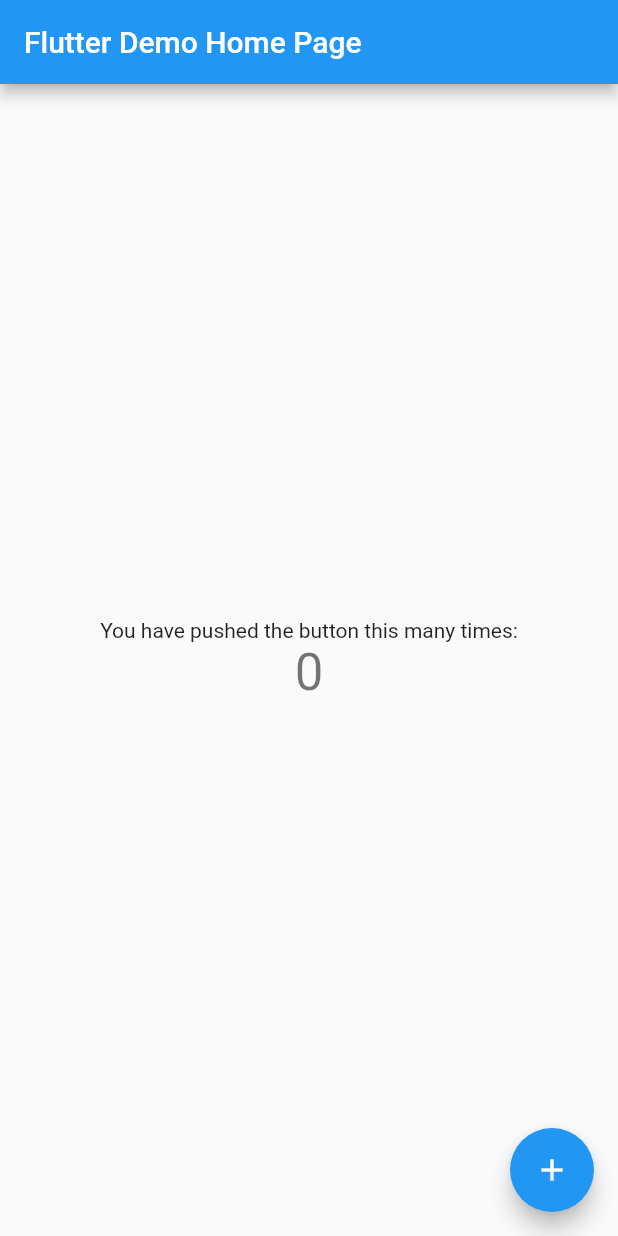
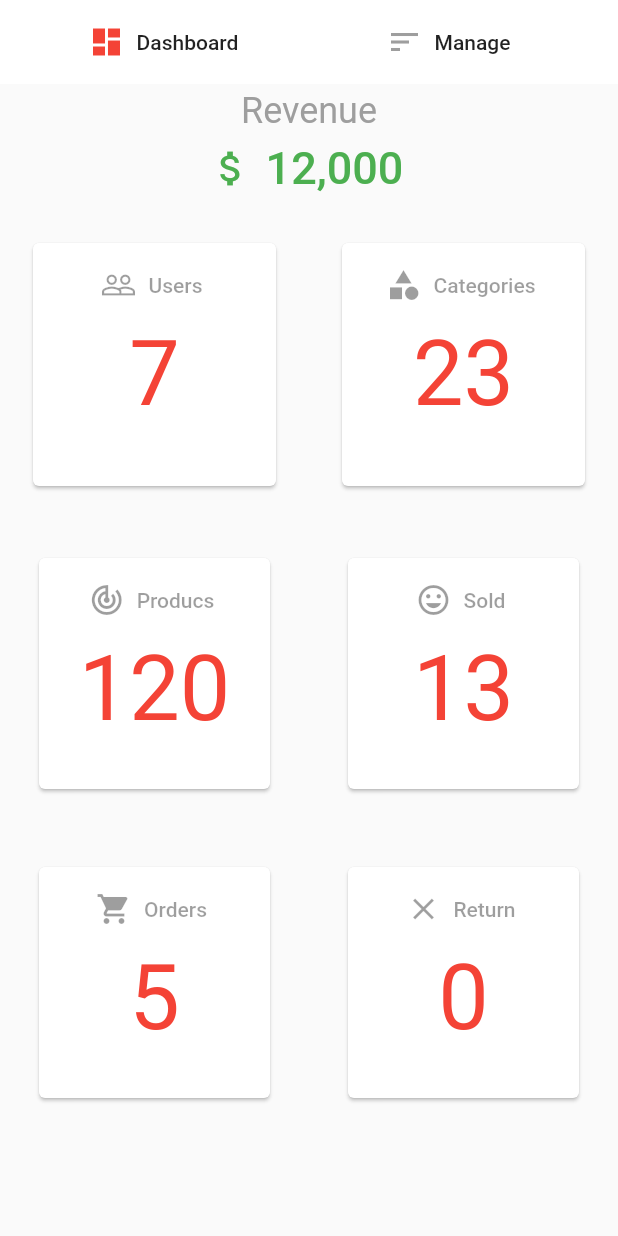
Before and after one commit to ExequielWiedermann/Pruebas, a Flutter app: the screen it shows after launch, on a phone screen of 412 x 824 dp. Run offline on Flutter 3.47's test engine with Material 2 defaults, Android fonts, the phone set to English and light mode, and no system bars; our stand-ins replace cloud_firestore, fluttertoast; accounts and stored records are empty.

Commit message:
Creando la administración del proyecto

```diff
--- /dev/null
+++ b/lib/db/brand.dart
@@ -0,0 +1,13 @@
+import 'package:cloud_firestore/cloud_firestore.dart';
+import 'package:uuid/uuid.dart';
+
+class BrandService{
+  Firestore _firestore = Firestore.instance;
+
+  void createBrand(String name){
+    var id = Uuid();
+    String brandId = id.v1();
+
+    _firestore.collection('brands').document(brandId).setData({'brand': name});
+  }
+}
--- /dev/null
+++ b/lib/db/category.dart
@@ -0,0 +1,13 @@
+import 'package:cloud_firestore/cloud_firestore.dart';
+import 'package:uuid/uuid.dart';
+
+class CategoryService{
+  Firestore _firestore = Firestore.instance;
+
+  void createCategory(String name){
+    var id = Uuid();
+    String categoryId = id.v1();
+
+    _firestore.collection('categoria').document(categoryId).setData({'categoria': name});
+  }
+}
--- a/lib/main.dart
+++ b/lib/main.dart
@@ -1,111 +1,9 @@
 import 'package:flutter/material.dart';
+import 'package:app_portal/screens/admin.dart';
 
-void main() => runApp(MyApp());
-
-class MyApp extends StatelessWidget {
-  // This widget is the root of your application.
-  @override
-  Widget build(BuildContext context) {
-    return MaterialApp(
-      title: 'Flutter Demo',
-      theme: ThemeData(
-        // This is the theme of your application.
-        //
-        // Try running your application with "flutter run". You'll see the
-        // application has a blue toolbar. Then, without quitting the app, try
-        // changing the primarySwatch below to Colors.green and then invoke
-        // "hot reload" (press "r" in the console where you ran "flutter run",
-        // or simply save your changes to "hot reload" in a Flutter IDE).
-        // Notice that the counter didn't reset back to zero; the application
-        // is not restarted.
-        primarySwatch: Colors.blue,
-      ),
-      home: MyHomePage(title: 'Flutter Demo Home Page'),
-    );
-  }
+void main(){
+  runApp(MaterialApp(
+    debugShowCheckedModeBanner: false,
+    home: Admin(),
+  ));
 }
-
-class MyHomePage extends StatefulWidget {
-  MyHomePage({Key key, this.title}) : super(key: key);
-
-  // This widget is the home page of your application. It is stateful, meaning
-  // that it has a State object (defined below) that contains fields that affect
-  // how it looks.
-
-  // This class is the configuration for the state. It holds the values (in this
-  // case the title) provided by the parent (in this case the App widget) and
-  // used by the build method of the State. Fields in a Widget subclass are
-  // always marked "final".
-
-  final String title;
-
-  @override
-  _MyHomePageState createState() => _MyHomePageState();
-}
-
-class _MyHomePageState extends State<MyHomePage> {
-  int _counter = 0;
-
-  void _incrementCounter() {
-    setState(() {
-      // This call to setState tells the Flutter framework that something has
-      // changed in this State, which causes it to rerun the build method below
-      // so that the display can reflect the updated values. If we changed
-      // _counter without calling setState(), then the build method would not be
-      // called again, and so nothing would appear to happen.
-      _counter++;
-    });
-  }
-
-  @override
-  Widget build(BuildContext context) {
-    // This method is rerun every time setState is called, for instance as done
-    // by the _incrementCounter method above.
-    //
-    // The Flutter framework has been optimized to make rerunning build methods
-    // fast, so that you can just rebuild anything that needs updating rather
-    // than having to individually change instances of widgets.
-    return Scaffold(
-      appBar: AppBar(
-        // Here we take the value from the MyHomePage object that was created by
-        // the App.build method, and use it to set our appbar title.
-        title: Text(widget.title),
-      ),
-      body: Center(
-        // Center is a layout widget. It takes a single child and positions it
-        // in the middle of the parent.
-        child: Column(
-          // Column is also a layout widget. It takes a list of children and
-          // arranges them vertically. By default, it sizes itself to fit its
-          // children horizontally, and tries to be as tall as its parent.
-          //
-          // Invoke "debug painting" (press "p" in the console, choose the
-          // "Toggle Debug Paint" action from the Flutter Inspector in Android
-          // Studio, or the "Toggle Debug Paint" command in Visual Studio Code)
-          // to see the wireframe for each widget.
-          //
-          // Column has various properties to control how it sizes itself and
-          // how it positions its children. Here we use mainAxisAlignment to
-          // center the children vertically; the main axis here is the vertical
-          // axis because Columns are vertical (the cross axis would be
-          // horizontal).
-          mainAxisAlignment: MainAxisAlignment.center,
-          children: <Widget>[
-            Text(
-              'You have pushed the button this many times:',
-            ),
-            Text(
-              '$_counter',
-              style: Theme.of(context).textTheme.display1,
-            ),
-          ],
-        ),
-      ),
-      floatingActionButton: FloatingActionButton(
-        onPressed: _incrementCounter,
-        tooltip: 'Increment',
-        child: Icon(Icons.add),
-      ), // This trailing comma makes auto-formatting nicer for build methods.
-    );
-  }
-}
--- /dev/null
+++ b/lib/screens/admin.dart
@@ -0,0 +1,305 @@
+import 'package:flutter/material.dart';
+import 'package:fluttertoast/fluttertoast.dart';
+import '../db/category.dart';
+import '../db/brand.dart';
+
+enum Page { dashboard, manage }
+
+class Admin extends StatefulWidget {
+  @override
+  _AdminState createState() => _AdminState();
+}
+
+class _AdminState extends State<Admin> {
+  Page _selectedPage = Page.dashboard;
+  MaterialColor active = Colors.red;
+  MaterialColor notActive = Colors.grey;
+  TextEditingController categoryController = TextEditingController();
+  TextEditingController brandController = TextEditingController();
+  GlobalKey<FormState> _categoryFormKey = GlobalKey();
+  GlobalKey<FormState> _brandFormKey = GlobalKey();
+  BrandService _brandService = BrandService();
+  CategoryService _categoryService = CategoryService();
+
+
+
+  @override
+  Widget build(BuildContext context) {
+    return Scaffold(
+        appBar: AppBar(
+          title: Row(
+            children: <Widget>[
+              Expanded(
+                  child: FlatButton.icon(
+                      onPressed: () {
+                        setState(() => _selectedPage = Page.dashboard);
+                      },
+                      icon: Icon(
+                        Icons.dashboard,
+                        color: _selectedPage == Page.dashboard
+                            ? active
+                            : notActive,
+                      ),
+                      label: Text('Dashboard'))),
+              Expanded(
+                  child: FlatButton.icon(
+                      onPressed: () {
+                        setState(() => _selectedPage = Page.manage);
+                      },
+                      icon: Icon(
+                        Icons.sort,
+                        color:
+                        _selectedPage == Page.manage ? active : notActive,
+                      ),
+                      label: Text('Manage'))),
+            ],
+          ),
+          elevation: 0.0,
+          backgroundColor: Colors.white,
+        ),
+        body: _loadScreen());
+  }
+
+  Widget _loadScreen() {
+    switch (_selectedPage) {
+      case Page.dashboard:
+        return Column(
+          children: <Widget>[
+            ListTile(
+              subtitle: FlatButton.icon(
+                onPressed: null,
+                icon: Icon(
+                  Icons.attach_money,
+                  size: 30.0,
+                  color: Colors.green,
+                ),
+                label: Text('12,000',
+                    textAlign: TextAlign.center,
+                    style: TextStyle(fontSize: 30.0, color: Colors.green)),
+              ),
+              title: Text(
+                'Revenue',
+                textAlign: TextAlign.center,
+                style: TextStyle(fontSize: 24.0, color: Colors.grey),
+              ),
+            ),
+            Expanded(
+              child: GridView(
+                gridDelegate: SliverGridDelegateWithFixedCrossAxisCount(
+                    crossAxisCount: 2),
+                children: <Widget>[
+                  Padding(
+                    padding: const EdgeInsets.all(18.0),
+                    child: Card(
+                      child: ListTile(
+                          title: FlatButton.icon(
+                              onPressed: null,
+                              icon: Icon(Icons.people_outline),
+                              label: Text("Users")),
+                          subtitle: Text(
+                            '7',
+                            textAlign: TextAlign.center,
+                            style: TextStyle(color: active, fontSize: 60.0),
+                          )),
+                    ),
+                  ),
+                  Padding(
+                    padding: const EdgeInsets.all(18.0),
+                    child: Card(
+                      child: ListTile(
+                          title: FlatButton.icon(
+                              onPressed: null,
+                              icon: Icon(Icons.category),
+                              label: Text("Categories")),
+                          subtitle: Text(
+                            '23',
+                            textAlign: TextAlign.center,
+                            style: TextStyle(color: active, fontSize: 60.0),
+                          )),
+                    ),
+                  ),
+                  Padding(
+                    padding: const EdgeInsets.all(22.0),
+                    child: Card(
+                      child: ListTile(
+                          title: FlatButton.icon(
+                              onPressed: null,
+                              icon: Icon(Icons.track_changes),
+                              label: Text("Producs")),
+                          subtitle: Text(
+                            '120',
+                            textAlign: TextAlign.center,
+                            style: TextStyle(color: active, fontSize: 60.0),
+                          )),
+                    ),
+                  ),
+                  Padding(
+                    padding: const EdgeInsets.all(22.0),
+                    child: Card(
+                      child: ListTile(
+                          title: FlatButton.icon(
+                              onPressed: null,
+                              icon: Icon(Icons.tag_faces),
+                              label: Text("Sold")),
+                          subtitle: Text(
+                            '13',
+                            textAlign: TextAlign.center,
+                            style: TextStyle(color: active, fontSize: 60.0),
+                          )),
+                    ),
+                  ),
+                  Padding(
+                    padding: const EdgeInsets.all(22.0),
+                    child: Card(
+                      child: ListTile(
+                          title: FlatButton.icon(
+                              onPressed: null,
+                              icon: Icon(Icons.shopping_cart),
+                              label: Text("Orders")),
+                          subtitle: Text(
+                            '5',
+                            textAlign: TextAlign.center,
+                            style: TextStyle(color: active, fontSize: 60.0),
+                          )),
+                    ),
+                  ),
+                  Padding(
+                    padding: const EdgeInsets.all(22.0),
+                    child: Card(
+                      child: ListTile(
+                          title: FlatButton.icon(
+                              onPressed: null,
+                              icon: Icon(Icons.close),
+                              label: Text("Return")),
+                          subtitle: Text(
+                            '0',
+                            textAlign: TextAlign.center,
+                            style: TextStyle(color: active, fontSize: 60.0),
+                          )),
+                    ),
+                  ),
+                ],
+              ),
+            ),
+          ],
+        );
+        break;
+      case Page.manage:
+        return ListView(
+          children: <Widget>[
+            ListTile(
+              leading: Icon(Icons.add),
+              title: Text("Add product"),
+              onTap: () {},
+            ),
+            Divider(),
+            ListTile(
+              leading: Icon(Icons.change_history),
+              title: Text("Products list"),
+              onTap: () {},
+            ),
+            Divider(),
+            ListTile(
+              leading: Icon(Icons.add_circle),
+              title: Text("Add category"),
+              onTap: () {
+                _categoryAlert();
+              },
+            ),
+            Divider(),
+            ListTile(
+              leading: Icon(Icons.category),
+              title: Text("Category list"),
+              onTap: () {},
+            ),
+            Divider(),
+            ListTile(
+              leading: Icon(Icons.add_circle_outline),
+              title: Text("Add brand"),
+              onTap: () {
+                _brandAlert();
+              },
+            ),
+            Divider(),
+            ListTile(
+              leading: Icon(Icons.library_books),
+              title: Text("brand list"),
+              onTap: () {},
+            ),
+            Divider(),
+          ],
+        );
+        break;
+      default:
+        return Container();
+    }
+  }
+
+  void _categoryAlert() {
+    var alert = new AlertDialog(
+      content: Form(
+        key: _categoryFormKey,
+        child: TextFormField(
+          controller: categoryController,
+          validator: (value){
+            if(value.isEmpty){
+              return 'category cannot be empty';
+            }
+          },
+          decoration: InputDecoration(
+              hintText: "add category"
+          ),
+        ),
+      ),
+      actions: <Widget>[
+        FlatButton(onPressed: (){
+          if(categoryController.text != null){
+            _categoryService.createCategory(categoryController.text);
+          }
+          Fluttertoast.showToast(msg: 'category created');
+          Navigator.pop(context);
+        }, child: Text('ADD')),
+        FlatButton(onPressed: (){
+          Navigator.pop(context);
+        }, child: Text('CANCEL')),
+
+      ],
+    );
+
+    showDialog(context: context, builder: (_) => alert);
+  }
+
+  void _brandAlert() {
+    var alert = new AlertDialog(
+      content: Form(
+        key: _brandFormKey,
+        child: TextFormField(
+          controller: brandController,
+          validator: (value){
+            if(value.isEmpty){
+              return 'category cannot be empty';
+            }
+          },
+          decoration: InputDecoration(
+              hintText: "add brand"
+          ),
+        ),
+      ),
+      actions: <Widget>[
+        FlatButton(onPressed: (){
+          if(brandController.text != null){
+            _brandService.createBrand(brandController.text);
+          }
+          Fluttertoast.showToast(msg: 'brand added');
+          Navigator.pop(context);
+        }, child: Text('ADD')),
+        FlatButton(onPressed: (){
+          Navigator.pop(context);
+        }, child: Text('CANCEL')),
+
+      ],
+    );
+
+    showDialog(context: context, builder: (_) => alert);
+  }
+}
```
Also changed, not shown: pubspec.yaml (+18 -0 lines), 1 other file.
